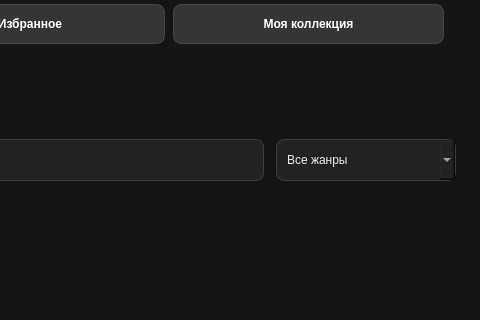
timkol-hash/GameShelf---Project-for-Yandex-Lyceum, file ui/main_window.ui: the form before one commit; both pictures show x 420 to 900 and y 94 to 414 of the 900 by 600 pixel window.
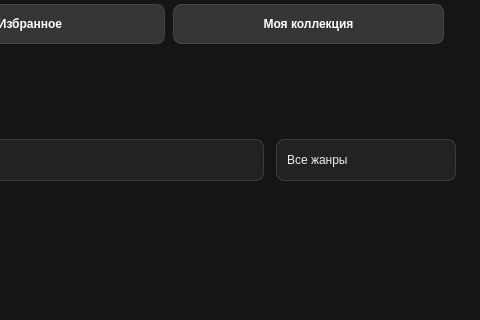
The form after the commit.

Commit message: Обнговлен qss

Diff of the .ui file:
```diff
--- a/ui/main_window.ui
+++ b/ui/main_window.ui
@@ -91,6 +91,268 @@
 QScrollArea QWidget#scrollAreaWidgetContents {
     background-color: transparent;
 }
+QPushButton:disabled {
+    background-color: #2a2a2a;
+    color: #777777;
+    border-color: #333333;
+}
+
+QPushButton:default {
+    border: 1px solid #6a6a6a;
+}
+
+QLineEdit:disabled,
+QComboBox:disabled,
+QSpinBox:disabled {
+    color: #777777;
+    background-color: #1b1b1b;
+}
+
+QSpinBox,
+QDoubleSpinBox,
+QDateTimeEdit,
+QDateEdit,
+QTimeEdit {
+    background-color: #222222;
+    color: #eeeeee;
+    border: 1px solid #3d3d3d;
+    border-radius: 8px;
+    padding: 10px;
+    min-height: 20px;
+    selection-background-color: #454545;
+    selection-color: #ffffff;
+}
+
+QSpinBox:focus,
+QDoubleSpinBox:focus,
+QDateTimeEdit:focus,
+QDateEdit:focus,
+QTimeEdit:focus {
+    border: 1px solid #777777;
+}
+
+QComboBox::drop-down,
+QSpinBox::up-button,
+QSpinBox::down-button,
+QDoubleSpinBox::up-button,
+QDoubleSpinBox::down-button {
+    border: none;
+    background: transparent;
+    width: 20px;
+}
+
+QComboBox::down-arrow {
+    image: none;
+    border-left: 4px solid transparent;
+    border-right: 4px solid transparent;
+    border-top: 6px solid #cccccc;
+    width: 0;
+    height: 0;
+    margin-right: 6px;
+}
+
+QTextEdit,
+QPlainTextEdit {
+    background-color: #222222;
+    color: #eeeeee;
+    border: 1px solid #3d3d3d;
+    border-radius: 8px;
+    padding: 8px;
+    selection-background-color: #454545;
+    selection-color: #ffffff;
+}
+
+QScrollBar:vertical {
+    background: #1b1b1b;
+    width: 12px;
+    margin: 0;
+    border-radius: 6px;
+}
+
+QScrollBar::handle:vertical {
+    background: #3d3d3d;
+    min-height: 24px;
+    border-radius: 6px;
+}
+
+QScrollBar::handle:vertical:hover {
+    background: #4d4d4d;
+}
+
+QScrollBar::add-line:vertical,
+QScrollBar::sub-line:vertical {
+    height: 0;
+}
+
+QScrollBar:horizontal {
+    background: #1b1b1b;
+    height: 12px;
+    margin: 0;
+    border-radius: 6px;
+}
+
+QScrollBar::handle:horizontal {
+    background: #3d3d3d;
+    min-width: 24px;
+    border-radius: 6px;
+}
+
+QScrollBar::handle:horizontal:hover {
+    background: #4d4d4d;
+}
+
+QScrollBar::add-line:horizontal,
+QScrollBar::sub-line:horizontal {
+    width: 0;
+}
+
+QDialog,
+QMessageBox,
+QFileDialog,
+QInputDialog,
+QColorDialog,
+QFontDialog,
+QProgressDialog,
+QErrorMessage,
+QWizard,
+QWizardPage {
+    background-color: #151515;
+    color: #eeeeee;
+    font-family: "Segoe UI";
+    font-size: 10pt;
+}
+
+QMessageBox QLabel,
+QInputDialog QLabel,
+QFileDialog QLabel,
+QProgressDialog QLabel,
+QDialog QLabel {
+    color: #eeeeee;
+    background: transparent;
+}
+
+QDialog QPushButton,
+QMessageBox QPushButton,
+QInputDialog QPushButton,
+QFileDialog QPushButton,
+QProgressDialog QPushButton {
+    background-color: #353535;
+    color: #ffffff;
+    border: 1px solid #454545;
+    border-radius: 8px;
+    padding: 8px 16px;
+    font-weight: bold;
+}
+
+QDialog QPushButton:hover,
+QMessageBox QPushButton:hover,
+QInputDialog QPushButton:hover,
+QFileDialog QPushButton:hover,
+QProgressDialog QPushButton:hover {
+    background-color: #484848;
+}
+
+QDialog QPushButton:pressed,
+QMessageBox QPushButton:pressed,
+QInputDialog QPushButton:pressed,
+QFileDialog QPushButton:pressed,
+QProgressDialog QPushButton:pressed {
+    background-color: #292929;
+}
+
+QDialogButtonBox QPushButton {
+    min-width: 90px;
+}
+
+QDialog QAbstractItemView,
+QFileDialog QAbstractItemView {
+    background-color: #222222;
+    color: #eeeeee;
+    border: 1px solid #3d3d3d;
+    selection-background-color: #454545;
+    selection-color: #ffffff;
+}
+
+QFileDialog QHeaderView::section {
+    background-color: #353535;
+    color: #eeeeee;
+    border: 1px solid #454545;
+    padding: 4px;
+}
+
+QFileDialog QToolButton {
+    background-color: #353535;
+    color: #ffffff;
+    border: 1px solid #454545;
+    border-radius: 6px;
+    padding: 4px;
+}
+
+QFileDialog QToolButton:hover {
+    background-color: #484848;
+}
+
+QFileDialog QToolButton:pressed {
+    background-color: #292929;
+}
+
+QProgressBar {
+    background-color: #222222;
+    color: #eeeeee;
+    border: 1px solid #3d3d3d;
+    border-radius: 6px;
+    text-align: center;
+}
+
+QProgressBar::chunk {
+    background-color: #555555;
+    border-radius: 5px;
+}
+
+QToolTip {
+    background-color: #222222;
+    color: #eeeeee;
+    border: 1px solid #3d3d3d;
+    padding: 4px;
+}
+
+QMenu {
+    background-color: #222222;
+    color: #eeeeee;
+    border: 1px solid #3d3d3d;
+}
+
+QMenu::item {
+    padding: 6px 24px 6px 12px;
+}
+
+QMenu::item:selected {
+    background-color: #454545;
+    color: #ffffff;
+}
+
+QMenu::separator {
+    height: 1px;
+    background-color: #3d3d3d;
+    margin: 4px 8px;
+}
+
+QTabWidget::pane {
+    border: 1px solid #3d3d3d;
+    border-radius: 8px;
+    background: #1b1b1b;
+    top: -1px;
+}
+
+QTabBar::tab {
+    background: #222222;
+    color: #cccccc;
+    border: 1px solid #3d3d3d;
+    border-bottom: none;
+    padding: 8px 14px;
+    border-top-left-radius: 8px;
+    border-top-right-radius: 8px;
+}
 
    </string>
   </property>
```
The commit also changes 2 other files.
